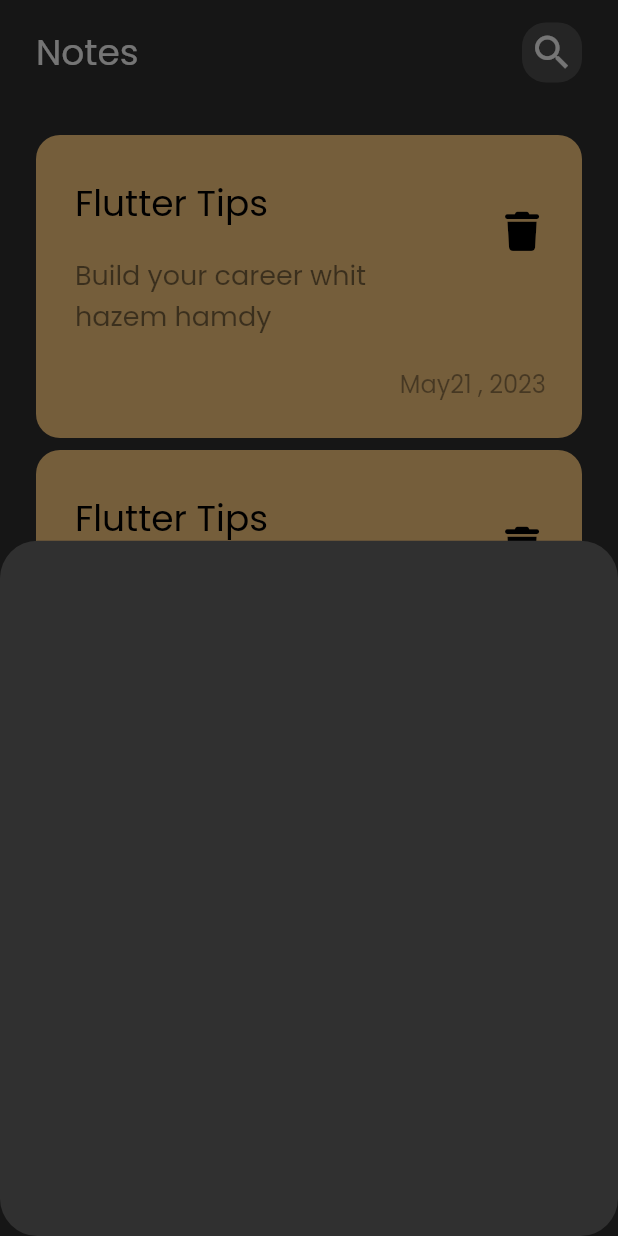
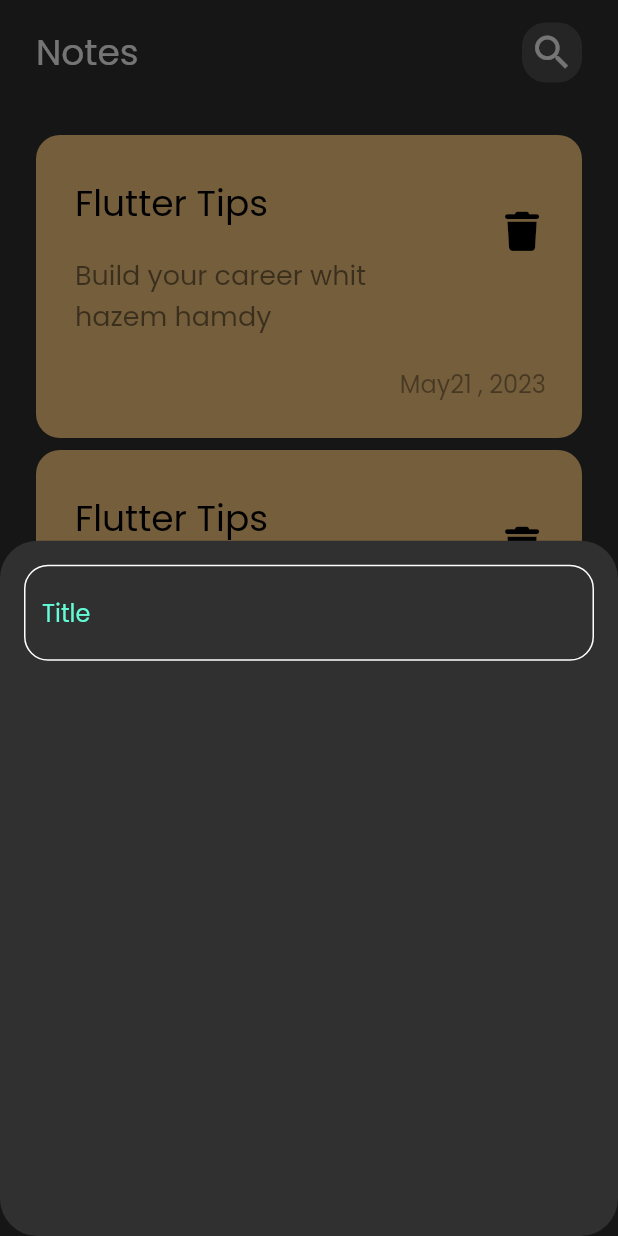
Before and after one commit to HazemHamdy7/note_app_hive, a Flutter app: the screen it shows after launch, after a tap on the "add" icon, on a phone screen of 412 x 824 dp. Run offline on Flutter 3.47's test engine with Material 2 defaults, Android fonts, the phone set to English and light mode, and no system bars; our stand-ins replace font_awesome_flutter.

Commit message:
create custom text field

```diff
--- a/lib/Screens/homePage/widgets/add_bottom_model_sheet.dart
+++ b/lib/Screens/homePage/widgets/add_bottom_model_sheet.dart
@@ -1,10 +1,20 @@
 import 'package:flutter/material.dart';
+
+import 'custom_text_feild.dart';
 
 class AddNoteBottomSheet extends StatelessWidget {
   const AddNoteBottomSheet({super.key});
 
   @override
   Widget build(BuildContext context) {
-    return Container();
+    return Padding(
+      padding: const EdgeInsets.symmetric(horizontal: 16),
+      child: Column(
+        children: const [
+          SizedBox(height: 16),
+          CustomTextField(),
+        ],
+      ),
+    );
   }
 }
--- /dev/null
+++ b/lib/Screens/homePage/widgets/custom_text_feild.dart
@@ -0,0 +1,32 @@
+import 'package:flutter/material.dart';
+
+import '../../../core/constant.dart';
+
+class CustomTextField extends StatelessWidget {
+  const CustomTextField({super.key});
+
+  @override
+  Widget build(BuildContext context) {
+    return TextField(
+      cursorColor: kPrimaryColor,
+      decoration: InputDecoration(
+        hintText: 'Title',
+        hintStyle: const TextStyle(color: kPrimaryColor),
+        border: buildBorder(),
+        enabledBorder: buildBorder(),
+        focusedBorder: buildBorder(
+          color: kPrimaryColor,
+        ),
+      ),
+    );
+  }
+
+  OutlineInputBorder buildBorder({color}) {
+    return OutlineInputBorder(
+      borderRadius: const BorderRadius.all(
+        Radius.circular(16.0),
+      ),
+      borderSide: BorderSide(color: color ?? Colors.white),
+    );
+  }
+}
--- /dev/null
+++ b/lib/core/constant.dart
@@ -0,0 +1,3 @@
+import 'package:flutter/material.dart';
+
+const kPrimaryColor = Color(0xff62FCD7);
```
